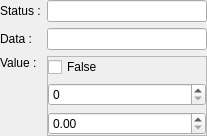
Qt form src/widget/quamodbusvaluewidgetstatus.ui (juangburgos/QUaModbusClient) before a commit.
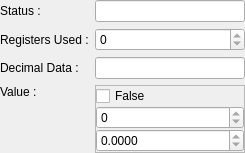
The same form after that commit.

The edit to the form file:
```diff
--- a/src/widget/quamodbusvaluewidgetstatus.ui
+++ b/src/widget/quamodbusvaluewidgetstatus.ui
@@ -6,8 +6,8 @@
    <rect>
     <x>0</x>
     <y>0</y>
-    <width>207</width>
-    <height>123</height>
+    <width>245</width>
+    <height>137</height>
    </rect>
   </property>
   <property name="windowTitle">
@@ -26,6 +26,30 @@
    <property name="bottomMargin">
     <number>0</number>
    </property>
+   <item row="2" column="1">
+    <widget class="QLineEdit" name="lineEditData">
+     <property name="readOnly">
+      <bool>true</bool>
+     </property>
+    </widget>
+   </item>
+   <item row="3" column="0">
+    <widget class="QLabel" name="labelValue">
+     <property name="text">
+      <string>Value :</string>
+     </property>
+     <property name="alignment">
+      <set>Qt::AlignLeading|Qt::AlignLeft|Qt::AlignVCenter</set>
+     </property>
+    </widget>
+   </item>
+   <item row="0" column="1">
+    <widget class="QLineEdit" name="lineEditStatus">
+     <property name="readOnly">
+      <bool>true</bool>
+     </property>
+    </widget>
+   </item>
    <item row="0" column="0">
     <widget class="QLabel" name="labelStatus">
      <property name="text">
@@ -33,38 +57,41 @@
      </property>
     </widget>
    </item>
-   <item row="0" column="1">
-    <widget class="QLineEdit" name="lineEditStatus">
-     <property name="readOnly">
-      <bool>true</bool>
-     </property>
-    </widget>
-   </item>
-   <item row="1" column="0">
+   <item row="2" column="0">
     <widget class="QLabel" name="labelData">
      <property name="text">
-      <string>Data :</string>
+      <string>Decimal Data :</string>
+     </property>
+    </widget>
+   </item>
+   <item row="1" column="0">
+    <widget class="QLabel" name="labelRegUsed">
+     <property name="text">
+      <string>Registers Used :</string>
      </property>
     </widget>
    </item>
    <item row="1" column="1">
-    <widget class="QLineEdit" name="lineEditData">
+    <widget class="QSpinBox" name="spinBoxRegUsed">
      <property name="readOnly">
       <bool>true</bool>
      </property>
     </widget>
    </item>
-   <item row="2" column="0">
-    <widget class="QLabel" name="labelValue">
-     <property name="text">
-      <string>Value :</string>
+   <item row="4" column="0">
+    <spacer name="verticalSpacer_2">
+     <property name="orientation">
+      <enum>Qt::Vertical</enum>
      </property>
-     <property name="alignment">
-      <set>Qt::AlignLeading|Qt::AlignLeft|Qt::AlignTop</set>
+     <property name="sizeHint" stdset="0">
+      <size>
+       <width>20</width>
+       <height>40</height>
+      </size>
      </property>
-    </widget>
+    </spacer>
    </item>
-   <item row="2" column="1">
+   <item row="3" column="1" rowspan="2">
     <widget class="QFrame" name="frameValue">
      <property name="frameShape">
       <enum>QFrame::StyledPanel</enum>
@@ -73,6 +100,9 @@
       <enum>QFrame::Raised</enum>
      </property>
      <layout class="QVBoxLayout" name="verticalLayout">
+      <property name="spacing">
+       <number>0</number>
+      </property>
       <property name="leftMargin">
        <number>0</number>
       </property>
@@ -90,13 +120,46 @@
         <property name="text">
          <string>False</string>
         </property>
+        <property name="checkable">
+         <bool>true</bool>
+        </property>
+        <property name="tristate">
+         <bool>false</bool>
+        </property>
        </widget>
       </item>
       <item>
-       <widget class="QSpinBox" name="spinBoxValue"/>
+       <widget class="QSpinBox" name="spinBoxValue">
+        <property name="readOnly">
+         <bool>true</bool>
+        </property>
+        <property name="maximum">
+         <number>999999999</number>
+        </property>
+       </widget>
       </item>
       <item>
-       <widget class="QDoubleSpinBox" name="doubleSpinBoxValue"/>
+       <widget class="QDoubleSpinBox" name="doubleSpinBoxValue">
+        <property name="readOnly">
+         <bool>true</bool>
+        </property>
+        <property name="decimals">
+         <number>4</number>
+        </property>
+       </widget>
+      </item>
+      <item>
+       <spacer name="verticalSpacer">
+        <property name="orientation">
+         <enum>Qt::Vertical</enum>
+        </property>
+        <property name="sizeHint" stdset="0">
+         <size>
+          <width>20</width>
+          <height>40</height>
+         </size>
+        </property>
+       </spacer>
       </item>
      </layout>
     </widget>
```
